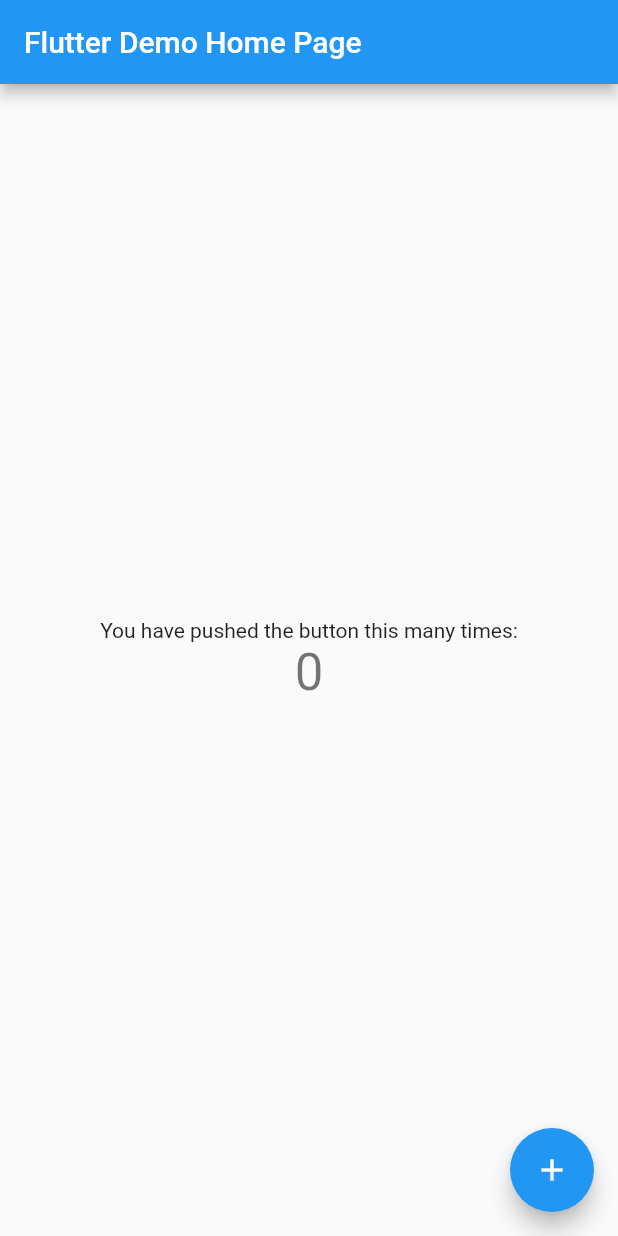
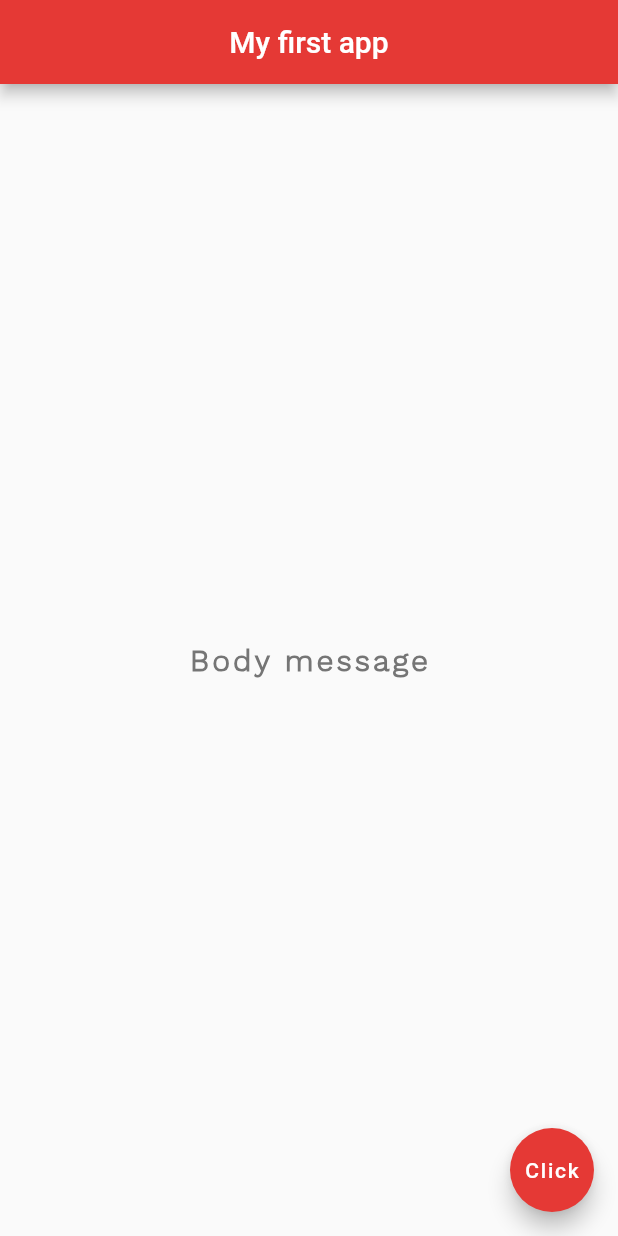
Before and after one commit to Gustavodacrvi/extremely-simple-flutter-app, a Flutter app: the screen it shows after launch, on a phone screen of 412 x 824 dp. Run offline on Flutter 3.47's test engine with Material 2 defaults, Android fonts, the phone set to English and light mode, and no system bars.

Commit message:
basic Scaffold, hello world, Floating Actoin buttons and fonts

```diff
--- a/lib/main.dart
+++ b/lib/main.dart
@@ -1,111 +1,28 @@
 import 'package:flutter/material.dart';
 
-void main() => runApp(MyApp());
-
-class MyApp extends StatelessWidget {
-  // This widget is the root of your application.
-  @override
-  Widget build(BuildContext context) {
-    return MaterialApp(
-      title: 'Flutter Demo',
-      theme: ThemeData(
-        // This is the theme of your application.
-        //
-        // Try running your application with "flutter run". You'll see the
-        // application has a blue toolbar. Then, without quitting the app, try
-        // changing the primarySwatch below to Colors.green and then invoke
-        // "hot reload" (press "r" in the console where you ran "flutter run",
-        // or simply save your changes to "hot reload" in a Flutter IDE).
-        // Notice that the counter didn't reset back to zero; the application
-        // is not restarted.
-        primarySwatch: Colors.blue,
-      ),
-      home: MyHomePage(title: 'Flutter Demo Home Page'),
-    );
-  }
-}
-
-class MyHomePage extends StatefulWidget {
-  MyHomePage({Key key, this.title}) : super(key: key);
-
-  // This widget is the home page of your application. It is stateful, meaning
-  // that it has a State object (defined below) that contains fields that affect
-  // how it looks.
-
-  // This class is the configuration for the state. It holds the values (in this
-  // case the title) provided by the parent (in this case the App widget) and
-  // used by the build method of the State. Fields in a Widget subclass are
-  // always marked "final".
-
-  final String title;
-
-  @override
-  _MyHomePageState createState() => _MyHomePageState();
-}
-
-class _MyHomePageState extends State<MyHomePage> {
-  int _counter = 0;
-
-  void _incrementCounter() {
-    setState(() {
-      // This call to setState tells the Flutter framework that something has
-      // changed in this State, which causes it to rerun the build method below
-      // so that the display can reflect the updated values. If we changed
-      // _counter without calling setState(), then the build method would not be
-      // called again, and so nothing would appear to happen.
-      _counter++;
-    });
-  }
-
-  @override
-  Widget build(BuildContext context) {
-    // This method is rerun every time setState is called, for instance as done
-    // by the _incrementCounter method above.
-    //
-    // The Flutter framework has been optimized to make rerunning build methods
-    // fast, so that you can just rebuild anything that needs updating rather
-    // than having to individually change instances of widgets.
-    return Scaffold(
-      appBar: AppBar(
-        // Here we take the value from the MyHomePage object that was created by
-        // the App.build method, and use it to set our appbar title.
-        title: Text(widget.title),
-      ),
-      body: Center(
-        // Center is a layout widget. It takes a single child and positions it
-        // in the middle of the parent.
-        child: Column(
-          // Column is also a layout widget. It takes a list of children and
-          // arranges them vertically. By default, it sizes itself to fit its
-          // children horizontally, and tries to be as tall as its parent.
-          //
-          // Invoke "debug painting" (press "p" in the console, choose the
-          // "Toggle Debug Paint" action from the Flutter Inspector in Android
-          // Studio, or the "Toggle Debug Paint" command in Visual Studio Code)
-          // to see the wireframe for each widget.
-          //
-          // Column has various properties to control how it sizes itself and
-          // how it positions its children. Here we use mainAxisAlignment to
-          // center the children vertically; the main axis here is the vertical
-          // axis because Columns are vertical (the cross axis would be
-          // horizontal).
-          mainAxisAlignment: MainAxisAlignment.center,
-          children: <Widget>[
-            Text(
-              'You have pushed the button this many times:',
-            ),
-            Text(
-              '$_counter',
-              style: Theme.of(context).textTheme.display1,
-            ),
-          ],
+void main() => runApp(MaterialApp(
+  home: Scaffold(
+    appBar: AppBar(
+      title: Text('My first app'),
+      centerTitle: true,
+      backgroundColor: Colors.red[600],
+    ),
+    body: Center(
+      child: Text(
+        'Body message',
+        style: TextStyle(
+          fontSize: 20,
+          fontWeight: FontWeight.bold,
+          letterSpacing: 2.0,
+          color: Colors.grey[600],
+          fontFamily: 'WorkSans',
         ),
       ),
-      floatingActionButton: FloatingActionButton(
-        onPressed: _incrementCounter,
-        tooltip: 'Increment',
-        child: Icon(Icons.add),
-      ), // This trailing comma makes auto-formatting nicer for build methods.
-    );
-  }
-}
+    ),
+    floatingActionButton: FloatingActionButton(
+      onPressed: () => {},
+      child: Text("Click"),
+      backgroundColor: Colors.red[600],
+    ),
+  ),
+));
```
Also changed, not shown: pubspec.yaml (+4 -11 lines), fonts/WorkSans-Light.otf (added).
